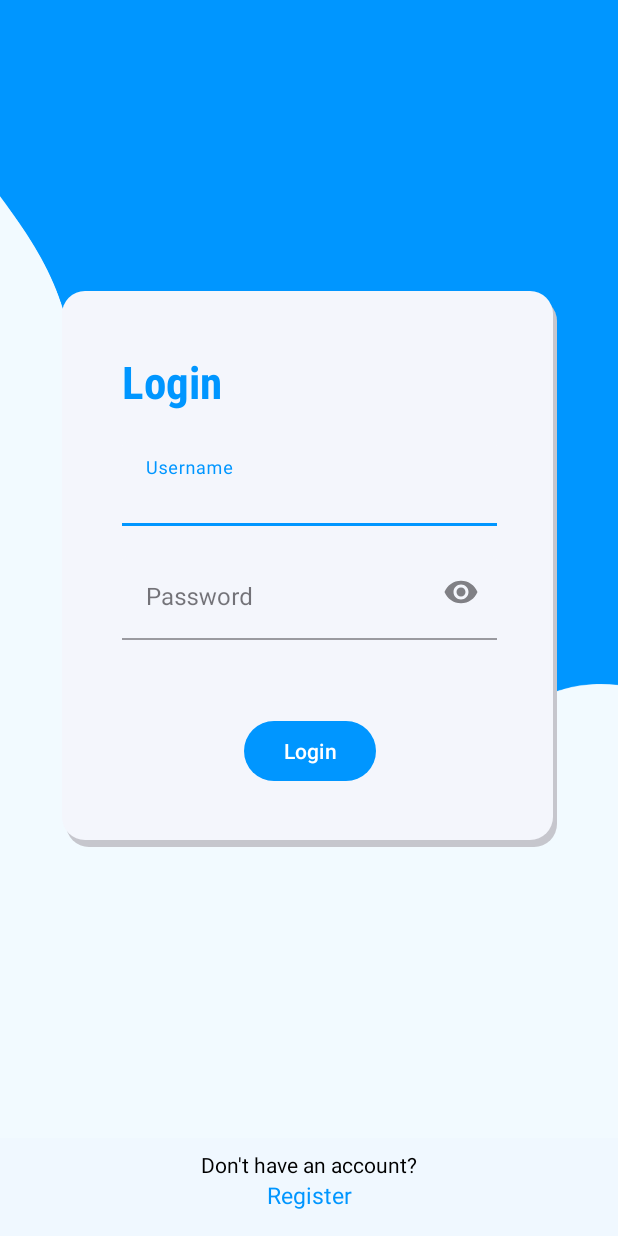
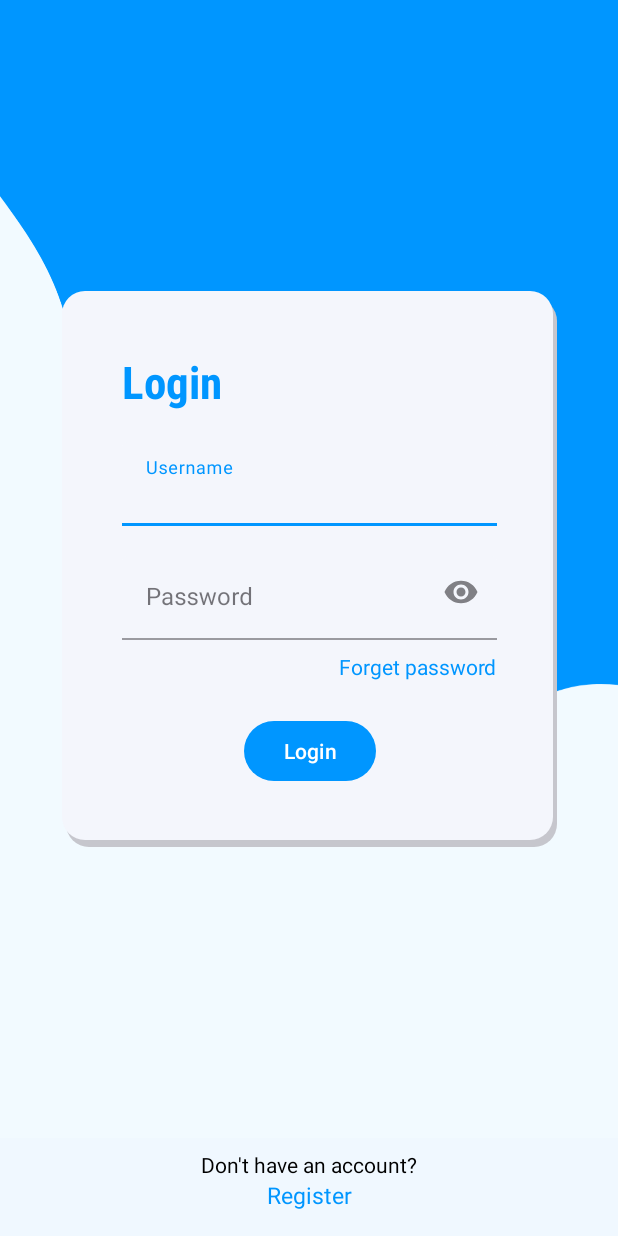
Before and after one commit to JD-Prince/PlayGround, an Android app: the screen it shows after launch (AuthActivity), on a phone screen of 412 x 824 dp. Run offline under Robolectric (Android 15) with nearby library versions, the phone set to English and light mode, and no system bars; our stand-ins replace Room's generated code; 1 statement that could not run was skipped.

Commit message:
Forget Password view initiated

```diff
--- a/app/src/main/java/com/project/playground/view/auth/login/LoginFragment.kt
+++ b/app/src/main/java/com/project/playground/view/auth/login/LoginFragment.kt
@@ -101,6 +101,9 @@ class LoginFragment : Fragment() {
             viewModel.login(username, password,sharedPreferences.edit())
 
         }
+        binding.forgetPassword.setOnClickListener {
+            ForgotPasswordFragment().show(childFragmentManager,"FORGET_PASSWORD_FRAGMENT")
+        }
         binding.usernameForLogin.setOnClickListener {
             binding.usernamaeLayout.error=null
         }
--- a/app/src/main/res/layout/fragment_login.xml
+++ b/app/src/main/res/layout/fragment_login.xml
@@ -63,6 +63,16 @@
 
             />
     </com.google.android.material.textfield.TextInputLayout>
+    <TextView
+        android:id="@+id/forget_password_"
+        android:layout_width="wrap_content"
+        android:layout_height="wrap_content"
+        android:text="Forget password"
+        android:textColor="@color/brightblue"
+        android:layout_marginTop="8dp"
+        app:layout_constraintTop_toBottomOf="@id/password_layout"
+        app:layout_constraintEnd_toEndOf="@id/password_layout"
+        />
 
 
     <Button
```
Also changed, not shown: app/src/main/java/com/project/playground/view/auth/login/ForgotPasswordFragment.kt (added, +28 -0 lines), app/src/main/res/layout/fragment_forgot_password.xml (added, +42 -0 lines).
